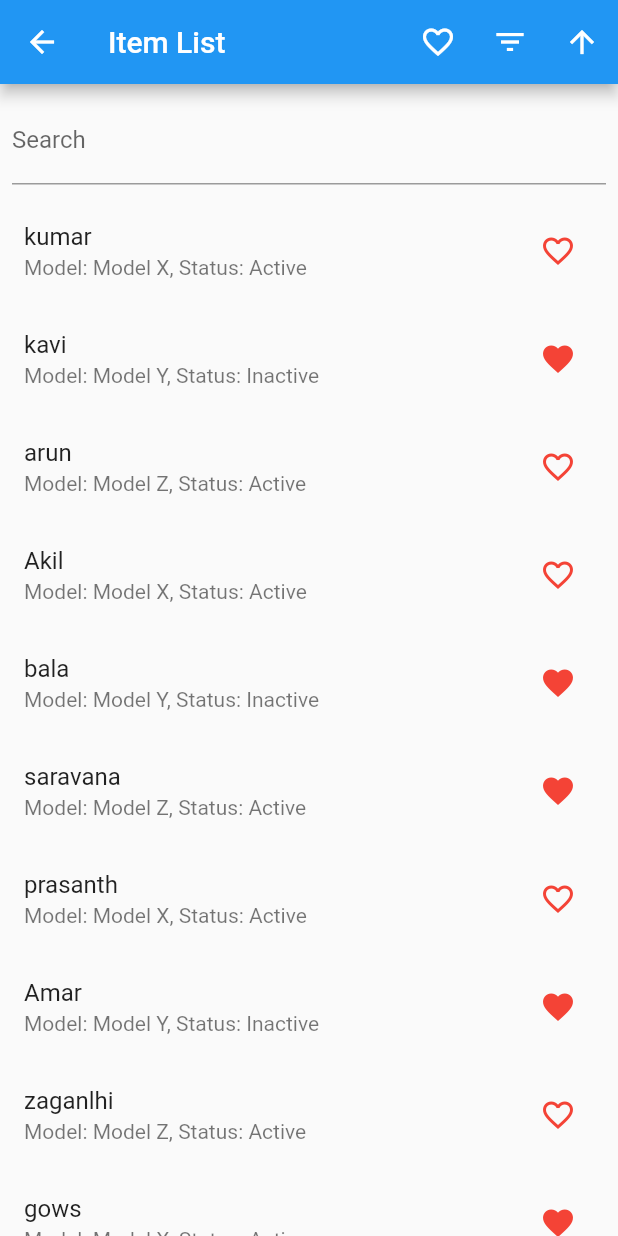
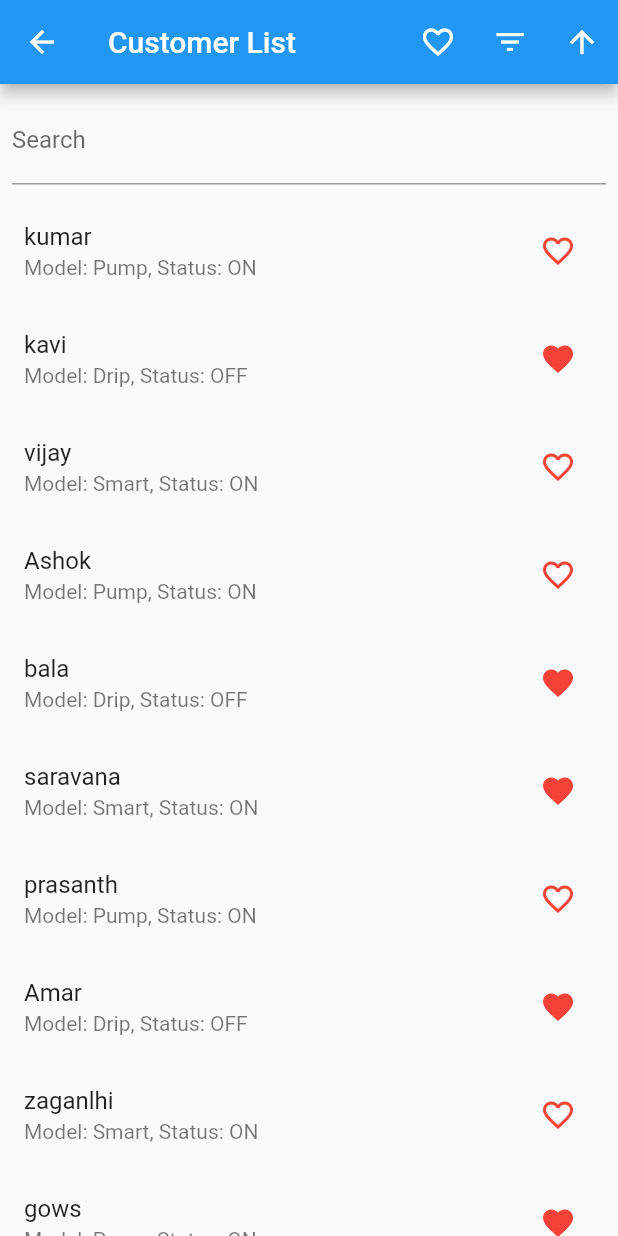
Before and after one commit to venkatesanios/REST_method_Flutter, a Flutter app: the ItemListPage screen opened directly, on a phone screen of 412 x 824 dp. Run offline on Flutter 3.47's test engine with Material 2 defaults, Android fonts, the phone set to English and light mode, and no system bars; our stand-ins replace dio.

Commit message:
custoer list change

```diff
--- a/lib/view/listsortfilterview.dart
+++ b/lib/view/listsortfilterview.dart
@@ -20,28 +20,18 @@ class ItemListPage extends StatefulWidget {
 
 class _ItemListPageState extends State<ItemListPage> {
   List<Item> itemList = [
-    Item(name: "kumar", model: "Model X", status: "Active", isFavorite: false),
-    Item(name: "kavi", model: "Model Y", status: "Inactive", isFavorite: true),
-    Item(name: "arun", model: "Model Z", status: "Active", isFavorite: false),
-    Item(name: "Akil", model: "Model X", status: "Active", isFavorite: false),
-    Item(name: "bala", model: "Model Y", status: "Inactive", isFavorite: true),
-    Item(
-        name: "saravana", model: "Model Z", status: "Active", isFavorite: true),
-    Item(
-        name: "prasanth",
-        model: "Model X",
-        status: "Active",
-        isFavorite: false),
-    Item(name: "Amar", model: "Model Y", status: "Inactive", isFavorite: true),
-    Item(
-        name: "zaganlhi",
-        model: "Model Z",
-        status: "Active",
-        isFavorite: false),
-    Item(name: "gows", model: "Model X", status: "Active", isFavorite: true),
-    Item(name: "guna", model: "Model Y", status: "Inactive", isFavorite: true),
-    Item(
-        name: "ironman", model: "Model Z", status: "Active", isFavorite: false),
+    Item(name: "kumar", model: "Pump", status: "ON", isFavorite: false),
+    Item(name: "kavi", model: "Drip", status: "OFF", isFavorite: true),
+    Item(name: "vijay", model: "Smart", status: "ON", isFavorite: false),
+    Item(name: "Ashok", model: "Pump", status: "ON", isFavorite: false),
+    Item(name: "bala", model: "Drip", status: "OFF", isFavorite: true),
+    Item(name: "saravana", model: "Smart", status: "ON", isFavorite: true),
+    Item(name: "prasanth", model: "Pump", status: "ON", isFavorite: false),
+    Item(name: "Amar", model: "Drip", status: "OFF", isFavorite: true),
+    Item(name: "zaganlhi", model: "Smart", status: "ON", isFavorite: false),
+    Item(name: "gows", model: "Pump", status: "ON", isFavorite: true),
+    Item(name: "guna", model: "Drip", status: "OFF", isFavorite: true),
+    Item(name: "ironman", model: "Smart", status: "ON", isFavorite: false),
   ];
   List<Item> filteredList = [];
   bool isAscending = true;
@@ -250,7 +240,7 @@ class _ItemListPageState extends State<ItemListPage> {
   Widget build(BuildContext context) {
     return Scaffold(
       appBar: AppBar(
-        title: Text('Item List'),
+        title: Text('Customer List'),
         actions: [
           IconButton(
             icon: Icon(
```
